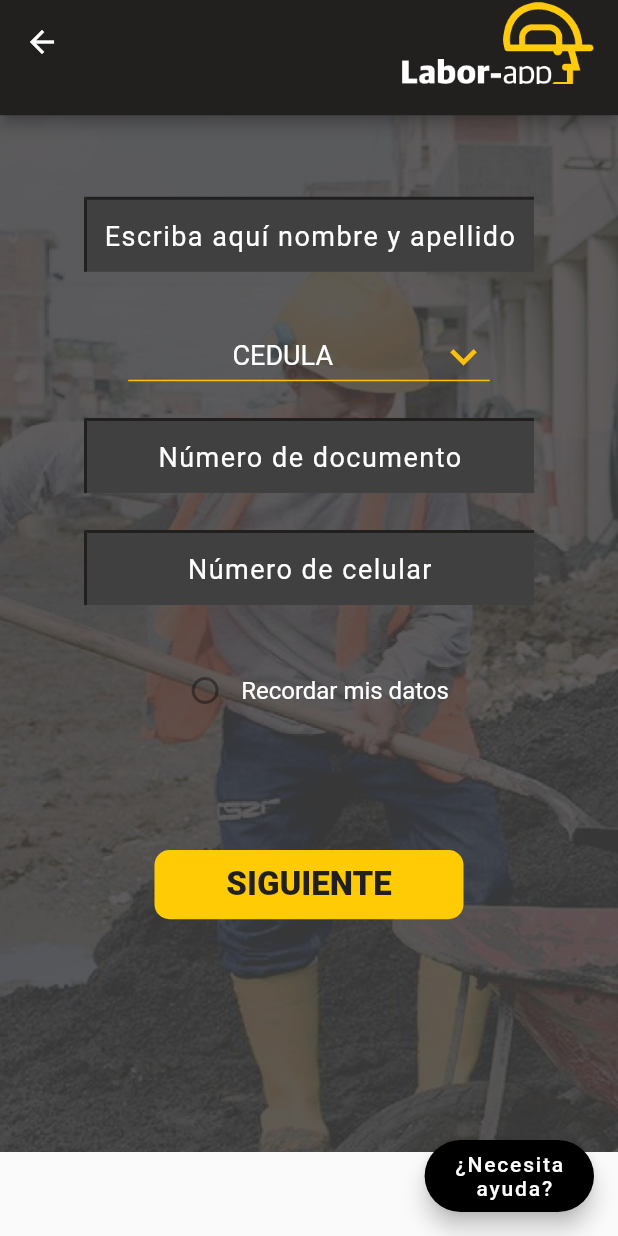
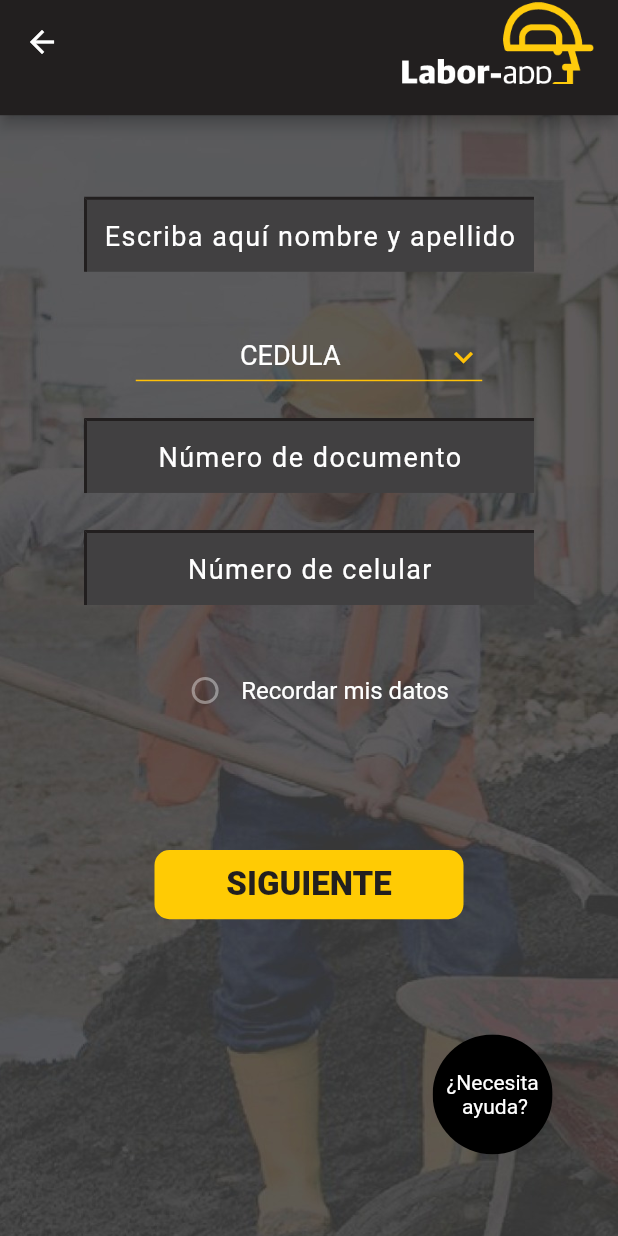
Before and after one commit to jsensunchop/Laborapp2, a Flutter app: the signUpScreen screen opened directly, on a phone screen of 412 x 824 dp. Run offline on Flutter 3.47's test engine with Material 2 defaults, Android fonts, the light colour scheme and no system bars; drawn by our look-alikes of auto_size_text; our stand-ins replace carousel_slider, firebase_storage, flutter_rating_bar, flutter_screenutil, fluttertoast, image_cropper and 1 more; accounts and stored records are empty.

Commit message:
Color changes on sign up, and help button

```diff
--- a/LaborappTrabajador-master/lib/SignUp/signUpScreen.dart
+++ b/LaborappTrabajador-master/lib/SignUp/signUpScreen.dart
@@ -126,7 +126,7 @@ class _signUpScreenState extends State<signUpScreen> {
       icon: Icon(
         Icons.keyboard_arrow_down,
         color: Colors.amber,
-        size: 35,
+        size: 25,
       ),
       value: dropdownValue,
       underline: Container(color: Colors.amber, height: 1.0),
@@ -161,7 +161,7 @@ class _signUpScreenState extends State<signUpScreen> {
       body: SingleChildScrollView(
         child: Container(
             width: getFullScreenWidth(context),
-            height: getHeightWithoutSafeArea(context) * 0.9,
+            height: getHeightWithoutSafeArea(context) * 1,
             decoration: BoxDecoration(
                 image: DecorationImage(
               image: AssetImage('images/TrabajadorG.jpeg'),
@@ -183,7 +183,11 @@ class _signUpScreenState extends State<signUpScreen> {
                 SizedBox(height: getHeightWithoutSafeAreaAppBar(context) * 0.03),
                 celInput,
                 SizedBox(height: getHeightWithoutSafeAreaAppBar(context) * 0.04),
-                Row(
+
+                Theme(
+                  data: ThemeData( brightness: Brightness.dark,unselectedWidgetColor:Colors.white),
+
+                  child: Row(
                     mainAxisAlignment: MainAxisAlignment.center,
                     children: <Widget>[
                       new Radio(
@@ -198,18 +202,50 @@ class _signUpScreenState extends State<signUpScreen> {
                       ),
                     ],
                   ),
+                ),
                 SizedBox(height: getHeightWithoutSafeAreaAppBar(context) * 0.1),
                 nextButton,
+                SizedBox(
+                  height: getHeightWithoutSafeArea(context) * 0.10,
+                ),
+
+                Row (
+                  children: <Widget>[
+                    SizedBox(
+                      width: getFullScreenWidth(context) * 0.7,
+                    ),
+                    Row (
+                      children: <Widget>[
+                        SizedBox.fromSize(
+                          size: Size(80, 80), // button width and height
+                          child: ClipOval(
+                            child: Material(
+                              color: Colors.black, // button color
+                              child: InkWell(
+                                splashColor: Colors.green, // splash color
+                                onTap: () {}, // button pressed
+                                child: Column(
+                                  mainAxisAlignment: MainAxisAlignment.center,
+                                  children: <Widget>[ // icon
+                                    Text(
+                                      "¿Necesita\n   ayuda?",
+                                      style: TextStyle(color: Colors.white),
+                                        ), // text
+                                  ],
+                                ),
+                              ),
+                            ),
+                          ),
+                        )
+                      ],
+                    ),
+                  ],
+                )
 
               ],
             )),
       ),
-      floatingActionButton: FloatingActionButton.extended(
-        onPressed: () {},
-        backgroundColor: Colors.black,
-        foregroundColor: Colors.white,
-        label: Text("¿Necesita\n   ayuda?"),
-      ),
+
     );
 
     return screenBody;
```
Lines whose indentation alone changed are shown as unchanged.
